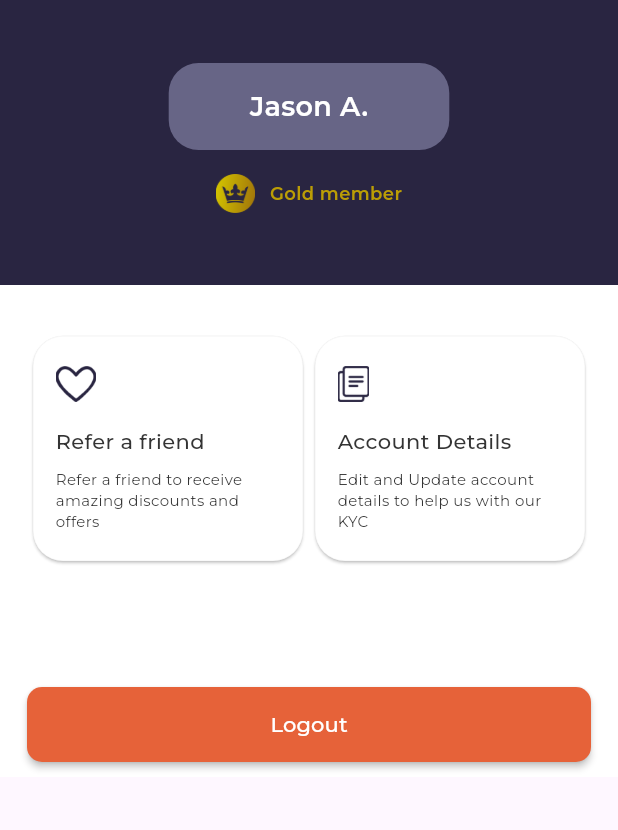
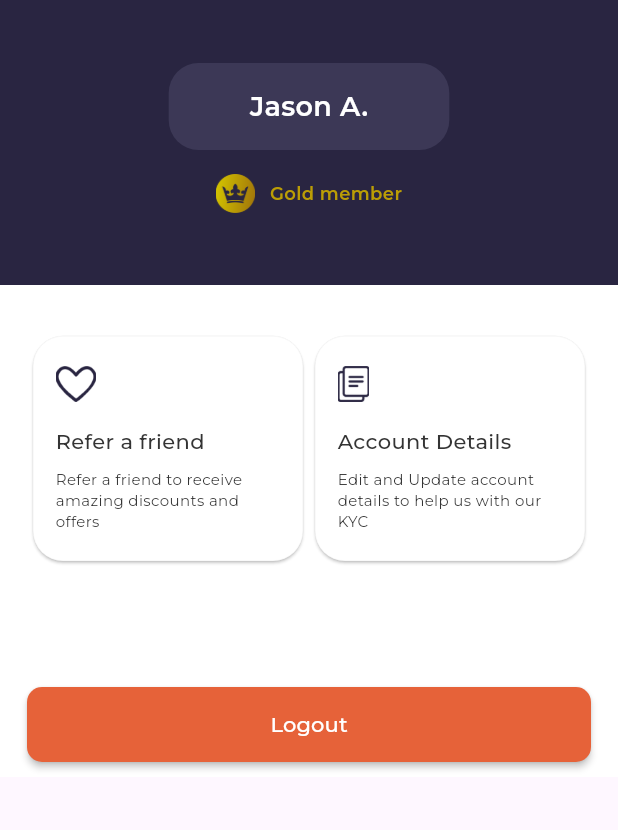
Before and after one commit to jude-don/StockX, a Flutter app: the Profile screen opened directly, on a phone screen of 412 x 824 dp, the part 66-896 px from its top. Run offline on Flutter 3.47's test engine with Material 3 defaults, Android fonts, the phone set to English and light mode, and no system bars; our stand-ins replace currency_text_input_formatter, google_fonts; missing offline and left inert: circular_chart_flutter; statements that could not run were skipped.

Commit message:
Profile page updated

```diff
--- a/lib/ui/screens/tabbed_pages/profile.dart
+++ b/lib/ui/screens/tabbed_pages/profile.dart
@@ -88,9 +88,9 @@ class Profile extends StatelessWidget {
           children: [
             Container(
               padding: const EdgeInsets.symmetric(horizontal: 54, vertical: 16),
-              decoration: const BoxDecoration(
-                  color: AppColors.primaryVariantColor,
-                  borderRadius: BorderRadius.all(Radius.circular(20.0))),
+              decoration: BoxDecoration(
+                  color: AppColors.primaryVariantColor.withOpacity(0.3),
+                  borderRadius: const BorderRadius.all(Radius.circular(20.0))),
               child: Text(
                 AppStrings.username,
                 style: GoogleFonts.montserrat(
```
